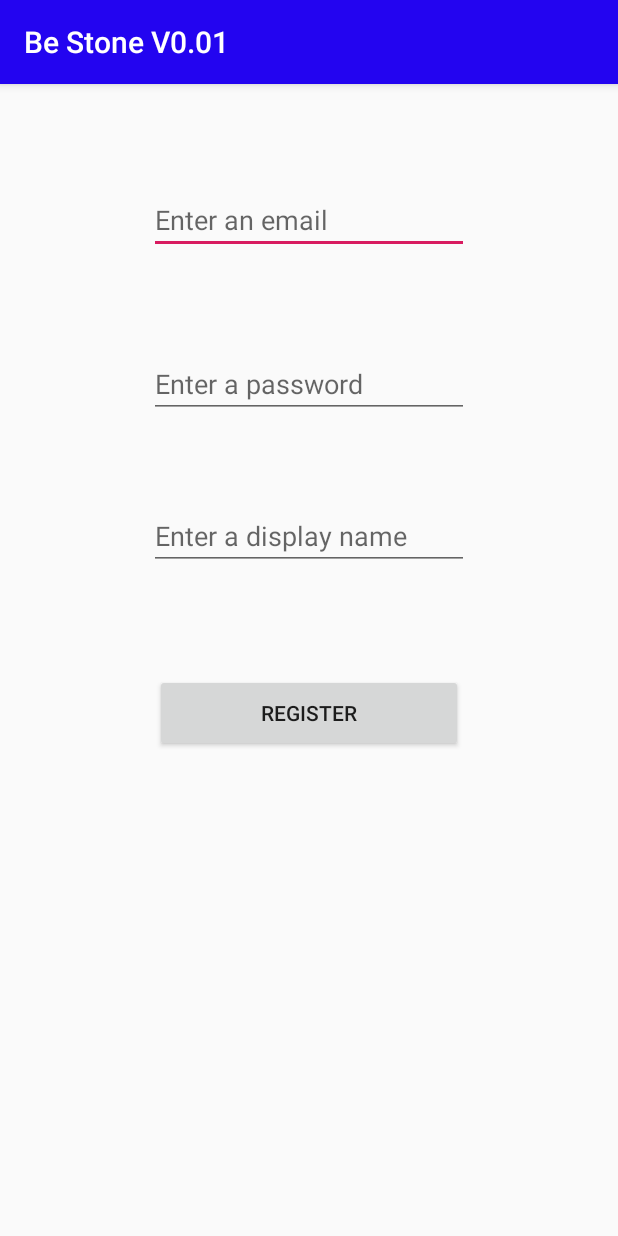
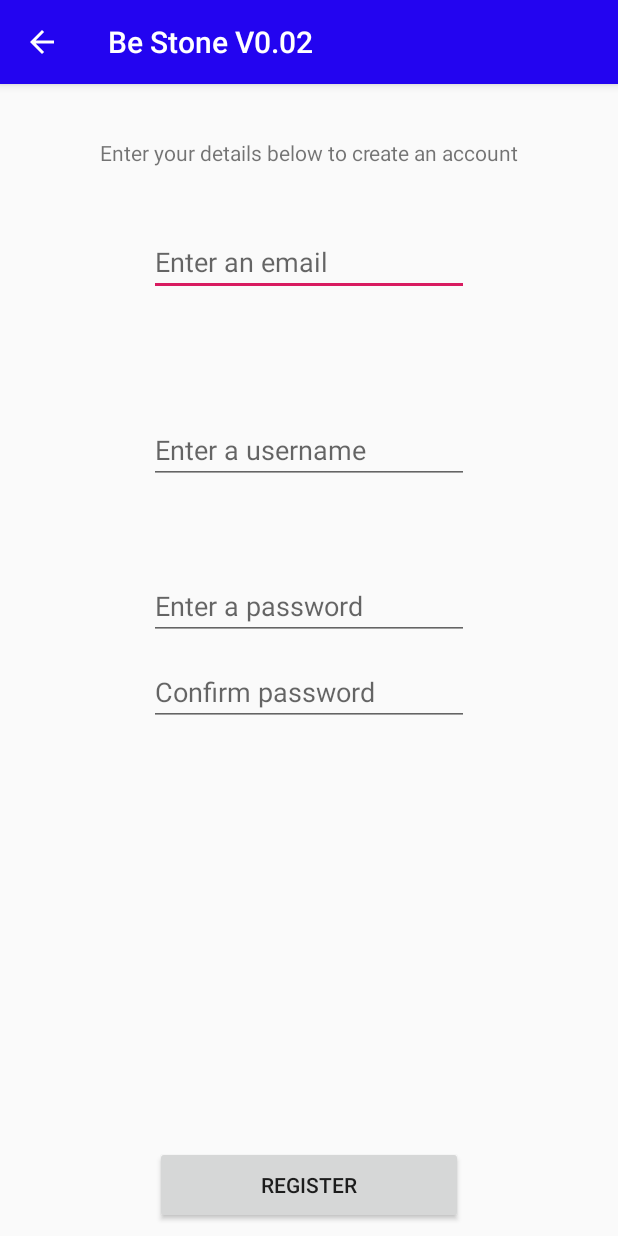
Before and after one commit to jonnybowen/BeStoneAlpha, an Android app: the loginActivity screen opened directly, with no data from a screen before it, after a tap on "REGISTER", on a phone screen of 412 x 824 dp. Run offline under Robolectric (Android 15) with nearby library versions, the phone set to English and light mode, and no system bars; Roboto replaces fonts that are not available here.

```diff
--- a/app/src/main/java/com/example/bestonealpha/loginActivity.java
+++ b/app/src/main/java/com/example/bestonealpha/loginActivity.java
@@ -4,6 +4,8 @@ import androidx.appcompat.app.AppCompatActivity;
 
 import android.content.Intent;
 import android.os.Bundle;
+import android.view.Menu;
+import android.view.MenuItem;
 import android.view.View;
 import android.widget.Button;
 
@@ -15,6 +17,7 @@ public class loginActivity extends AppCompatActivity {
     protected void onCreate(Bundle savedInstanceState) {
         super.onCreate(savedInstanceState);
         setContentView(R.layout.activity_login);
+        getSupportActionBar().setDisplayHomeAsUpEnabled(true);
 
         Button submitLoginButton = findViewById(R.id.submitLoginButton);
         submitLoginButton.setOnClickListener(new View.OnClickListener() {
@@ -35,17 +38,4 @@ public class loginActivity extends AppCompatActivity {
         });
 
     }
-
-    public boolean onOptionsItemSelected(MenuItem item){
-        switch (item.getItemId()){
-            case android.R.id.home:
-                finish();
-                return true;
-        }
-        return super.onOptionsItemSelected(item);
-    }
-
-    public boolean onCreateOptionsMenu(Menu menu){
-        return true;
-    }
 }
--- a/app/src/main/java/com/example/bestonealpha/profileActivity.java
+++ b/app/src/main/java/com/example/bestonealpha/profileActivity.java
@@ -3,6 +3,8 @@ package com.example.bestonealpha;
 import androidx.appcompat.app.AppCompatActivity;
 
 import android.os.Bundle;
+import android.view.Menu;
+import android.view.MenuItem;
 
 public class profileActivity extends AppCompatActivity {
 
@@ -10,5 +12,6 @@ public class profileActivity extends AppCompatActivity {
     protected void onCreate(Bundle savedInstanceState) {
         super.onCreate(savedInstanceState);
         setContentView(R.layout.activity_profile);
+        getSupportActionBar().setDisplayHomeAsUpEnabled(true);
     }
 }
--- a/app/src/main/java/com/example/bestonealpha/registerActivity.java
+++ b/app/src/main/java/com/example/bestonealpha/registerActivity.java
@@ -3,6 +3,8 @@ package com.example.bestonealpha;
 import androidx.appcompat.app.AppCompatActivity;
 
 import android.os.Bundle;
+import android.view.Menu;
+import android.view.MenuItem;
 
 public class registerActivity extends AppCompatActivity {
 
@@ -10,5 +12,6 @@ public class registerActivity extends AppCompatActivity {
     protected void onCreate(Bundle savedInstanceState) {
         super.onCreate(savedInstanceState);
         setContentView(R.layout.activity_register);
+        getSupportActionBar().setDisplayHomeAsUpEnabled(true);
     }
 }
--- a/app/src/main/res/layout/activity_register.xml
+++ b/app/src/main/res/layout/activity_register.xml
@@ -10,7 +10,7 @@
         android:id="@+id/emailEdit"
         android:layout_width="wrap_content"
         android:layout_height="wrap_content"
-        android:layout_marginTop="68dp"
+        android:layout_marginTop="96dp"
         android:ems="10"
         android:hint="Enter an email"
         android:inputType="textPersonName"
@@ -22,7 +22,7 @@
         android:id="@+id/passwordEdit"
         android:layout_width="wrap_content"
         android:layout_height="wrap_content"
-        android:layout_marginTop="64dp"
+        android:layout_marginTop="184dp"
         android:ems="10"
         android:hint="Enter a password"
         android:inputType="textPersonName"
@@ -34,24 +34,43 @@
         android:id="@+id/completeRegisterButton"
         android:layout_width="205dp"
         android:layout_height="52dp"
-        android:layout_marginTop="48dp"
         android:layout_marginBottom="8dp"
         android:text="Register"
         app:layout_constraintBottom_toBottomOf="parent"
         app:layout_constraintEnd_toEndOf="parent"
-        app:layout_constraintStart_toStartOf="parent"
-        app:layout_constraintTop_toBottomOf="@+id/displayNameEdit"
-        app:layout_constraintVertical_bias="0.063" />
+        app:layout_constraintStart_toStartOf="parent" />
 
     <EditText
-        android:id="@+id/displayNameEdit"
+        android:id="@+id/confirmPasswordButton"
         android:layout_width="wrap_content"
         android:layout_height="wrap_content"
-        android:layout_marginTop="56dp"
+        android:layout_marginTop="12dp"
         android:ems="10"
-        android:hint="Enter a display name"
+        android:hint="Confirm password"
         android:inputType="textPersonName"
         app:layout_constraintEnd_toEndOf="parent"
         app:layout_constraintStart_toStartOf="parent"
         app:layout_constraintTop_toBottomOf="@+id/passwordEdit" />
+
+    <EditText
+        android:id="@+id/userNameEdit"
+        android:layout_width="wrap_content"
+        android:layout_height="wrap_content"
+        android:layout_marginTop="80dp"
+        android:ems="10"
+        android:hint="Enter a username"
+        android:inputType="textPersonName"
+        app:layout_constraintEnd_toEndOf="parent"
+        app:layout_constraintStart_toStartOf="parent"
+        app:layout_constraintTop_toBottomOf="@+id/emailEdit" />
+
+    <TextView
+        android:id="@+id/textView6"
+        android:layout_width="wrap_content"
+        android:layout_height="wrap_content"
+        android:layout_marginTop="36dp"
+        android:text="Enter your details below to create an account"
+        app:layout_constraintEnd_toEndOf="parent"
+        app:layout_constraintStart_toStartOf="parent"
+        app:layout_constraintTop_toTopOf="parent" />
 </androidx.constraintlayout.widget.ConstraintLayout>
--- a/app/src/main/res/values/colors.xml
+++ b/app/src/main/res/values/colors.xml
@@ -3,4 +3,5 @@
     <color name="colorPrimary">#2304F0</color>
     <color name="colorPrimaryDark">#2304F0</color>
     <color name="colorAccent">#D81B60</color>
+    <color name="colorBackground">#FFFFFF</color>
 </resources>
--- a/app/src/main/res/values/strings.xml
+++ b/app/src/main/res/values/strings.xml
@@ -1,5 +1,5 @@
 <resources>
-    <string name="app_name">Be Stone V0.01</string>
+    <string name="app_name">Be Stone V0.02</string>
     <string name="title_activity_login">Sign in</string>
     <string name="prompt_email">Email</string>
     <string name="prompt_password">Password</string>
```
Also changed, not shown: app/src/main/AndroidManifest.xml (+6 -3 lines), app/src/main/java/com/example/bestonealpha/MainActivity.java (+28 -4 lines), app/src/main/java/com/example/bestonealpha/searchActivity.java (+9 -1 lines), app/src/main/res/layout/activity_login.xml (+13 -2 lines), app/src/main/res/layout/activity_main.xml (+14 -9 lines), app/src/main/res/layout/activity_profile.xml (+39 -0 lines), app/src/main/res/layout/activity_search.xml (+27 -11 lines), app/src/main/res/layout/popup_window.xml (added, +21 -0 lines).
